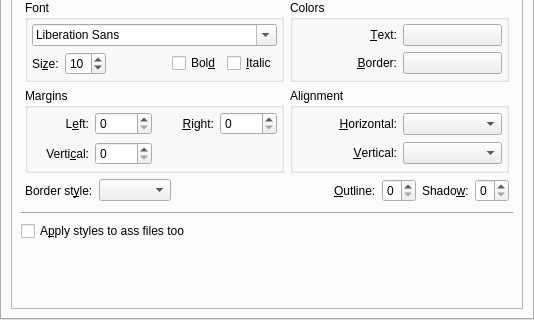
Old version of the form src/prefsubtitles.ui in the repository wilbert2000/wzplayer; both pictures show x 0 to 534 and y 149 to 469 of the 534 by 469 pixel window.
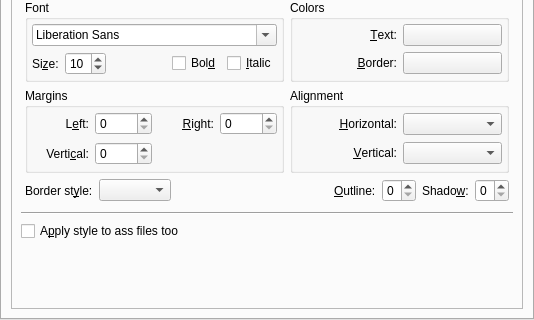
New version of the form. The open tabs and pages were chosen to show the change. Custom widgets are drawn as their Qt base class.

Commit message: Small fix in one of the new strings

```diff
--- a/src/prefsubtitles.ui
+++ b/src/prefsubtitles.ui
@@ -1194,7 +1194,7 @@
            <item>
             <widget class="QCheckBox" name="force_ass_styles" >
              <property name="text" >
-              <string>A&amp;pply styles to ass files too</string>
+              <string>A&amp;pply style to ass files too</string>
              </property>
             </widget>
            </item>
```
The commit also changes 1 other file.
